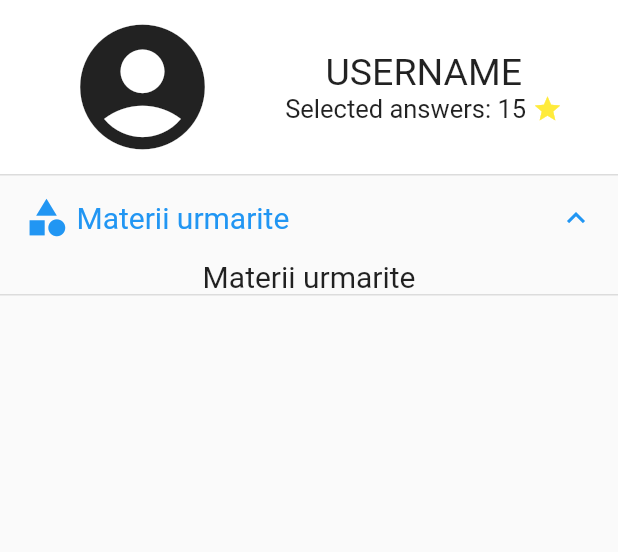
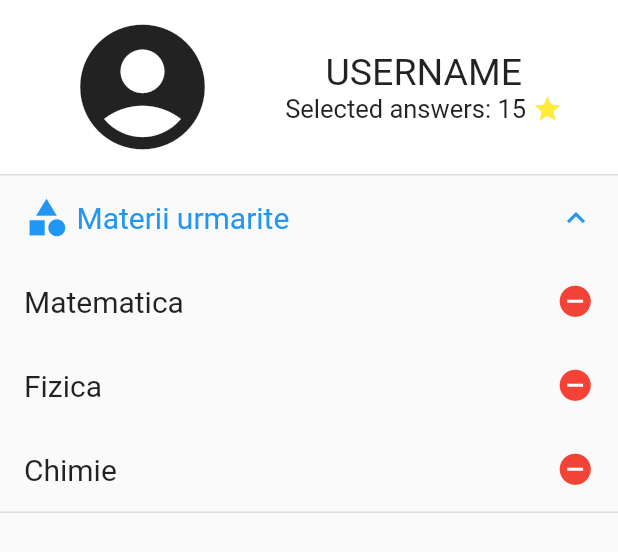
Before and after one commit to alexpavelm/SmartHackProiect, a Flutter app: the MoreWidget widget shown alone on an empty page, opened directly, after a tap on "Materii urmarite", on a phone screen of 412 x 824 dp. Shown: the top 552 px of the screen. Run offline on Flutter 3.47's test engine with Material 2 defaults, Android fonts, the phone set to English and light mode, and no system bars; our stand-ins replace cloud_firestore, flutter_html; accounts and stored records are empty.

Commit message:
Merge branch 'master' of https://github.com/alexpavelm/SmartHackProiect
# Conflicts:
#	lib/TestWidget.dart

```diff
--- a/lib/GlobalData.dart
+++ b/lib/GlobalData.dart
@@ -19,6 +19,12 @@ class GlobalData {
   List<DocumentSnapshot> matrici;
   List<DocumentSnapshot> questions;
   List<Materie> materii = [
+    Materie("Matematica", Icon(Icons.category)),
+    Materie("Fizica", Icon(Icons.phone_android)),
+    Materie("Chimie", Icon(Icons.border_top)),
+  ];
+
+  List<Materie> subscribed = [
     Materie("Matematica", Icon(Icons.category)),
     Materie("Fizica", Icon(Icons.phone_android)),
     Materie("Chimie", Icon(Icons.border_top)),
--- a/lib/MoreView/MoreWidget.dart
+++ b/lib/MoreView/MoreWidget.dart
@@ -1,5 +1,9 @@
+import 'package:cloud_firestore/cloud_firestore.dart';
 import 'package:flutter/cupertino.dart';
 import 'package:flutter/material.dart';
+import 'package:smarthack_project/Data/Materie.dart';
+
+import '../GlobalData.dart';
 
 class MoreWidget extends StatefulWidget {
   @override
@@ -7,6 +11,9 @@ class MoreWidget extends StatefulWidget {
 }
 
 class _MoreWidgetState extends State<MoreWidget> {
+
+  var globalData = GlobalData();
+
   @override
   Widget build(BuildContext context) {
     return Column(
@@ -30,7 +37,8 @@ class _MoreWidgetState extends State<MoreWidget> {
                     Text("USERNAME", style: TextStyle(fontSize: 25)),
                     Row(
                       children: <Widget>[
-                        Text("Selected answers: 15 ", style: TextStyle(fontSize: 17)),
+                        Text("Selected answers: 15 ",
+                            style: TextStyle(fontSize: 17)),
                         Icon(Icons.star, size: 20, color: Colors.yellow),
                       ],
                     )
@@ -50,11 +58,42 @@ class _MoreWidgetState extends State<MoreWidget> {
               ),
             ],
           ),
-          children: <Widget>[
-            Text('Materii urmarite', style: TextStyle(fontSize: 20)),
-          ],
+          children: buildList()
         ),
       ],
     );
   }
+
+  buildList() {
+    return globalData.subscribed.map((data) => moreWidget(data)).toList();
+  }
+
+  Widget moreWidget(Materie data) {
+    return InkWell(
+      onTap: () {
+        print("Mate");
+      },
+      child: ListTile(
+        title: Row(
+          mainAxisAlignment: MainAxisAlignment.spaceBetween,
+          children: <Widget>[
+            Text(data.title, style: TextStyle(fontSize: 20)),
+            InkWell(
+              onTap: () {
+                setState(() {
+                  globalData.subscribed.removeWhere((a) => a.title == data.title);
+                });
+              },
+              child: Row(
+                children: <Widget>[
+                  Icon(Icons.remove_circle, color: Colors.red, size: 25,),
+                ],
+              ),
+            ),
+          ],
+        ),
+      ),
+    );
+  }
+
 }
```
